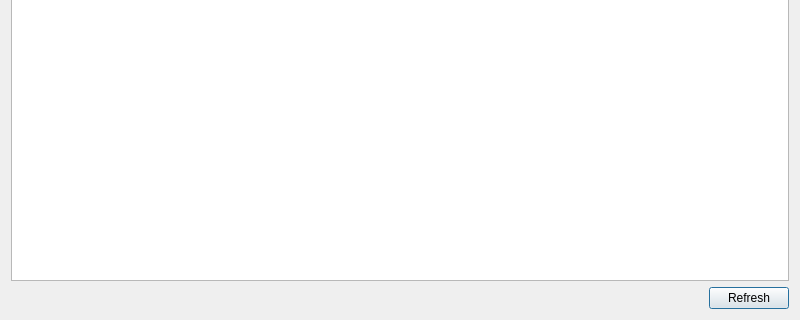
This is QgisModelBaker/ui/toppingmaker_wizard/layers.ui in opengisch/QgisModelBaker as Qt 5 draws it before an edit; both pictures show x 0 to 800 and y 280 to 600 of the 800 by 600 pixel window. The edited form follows.
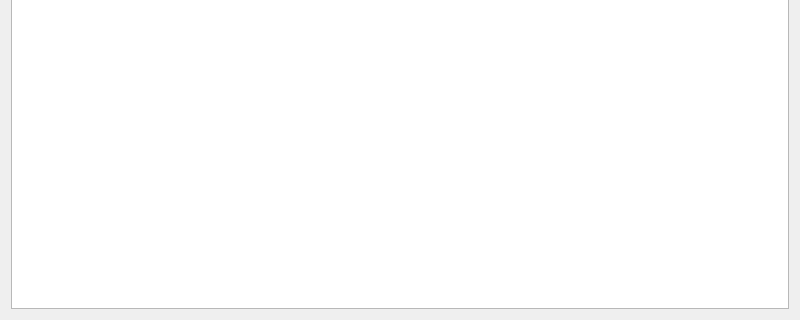
This is the edited form.

Commit message: layer tree view and model for the settings

```diff
--- a/QgisModelBaker/ui/toppingmaker_wizard/layers.ui
+++ b/QgisModelBaker/ui/toppingmaker_wizard/layers.ui
@@ -14,6 +14,13 @@
    <string>Select Files</string>
   </property>
   <layout class="QGridLayout" name="gridLayout">
+   <item row="1" column="0" colspan="2">
+    <widget class="QTreeView" name="layer_table_view">
+     <property name="sortingEnabled">
+      <bool>true</bool>
+     </property>
+    </widget>
+   </item>
    <item row="0" column="0" colspan="2">
     <widget class="QLabel" name="description">
      <property name="minimumSize">
@@ -39,33 +46,6 @@
      </property>
     </widget>
    </item>
-   <item row="1" column="0" colspan="2">
-    <widget class="QTableView" name="layer_table_view">
-     <property name="sortingEnabled">
-      <bool>true</bool>
-     </property>
-    </widget>
-   </item>
-   <item row="2" column="0">
-    <spacer name="horizontalSpacer">
-     <property name="orientation">
-      <enum>Qt::Horizontal</enum>
-     </property>
-     <property name="sizeHint" stdset="0">
-      <size>
-       <width>693</width>
-       <height>20</height>
-      </size>
-     </property>
-    </spacer>
-   </item>
-   <item row="2" column="1">
-    <widget class="QPushButton" name="refresh_button">
-     <property name="text">
-      <string>Refresh</string>
-     </property>
-    </widget>
-   </item>
   </layout>
  </widget>
  <resources/>
```
The commit also changes 1 other file.
